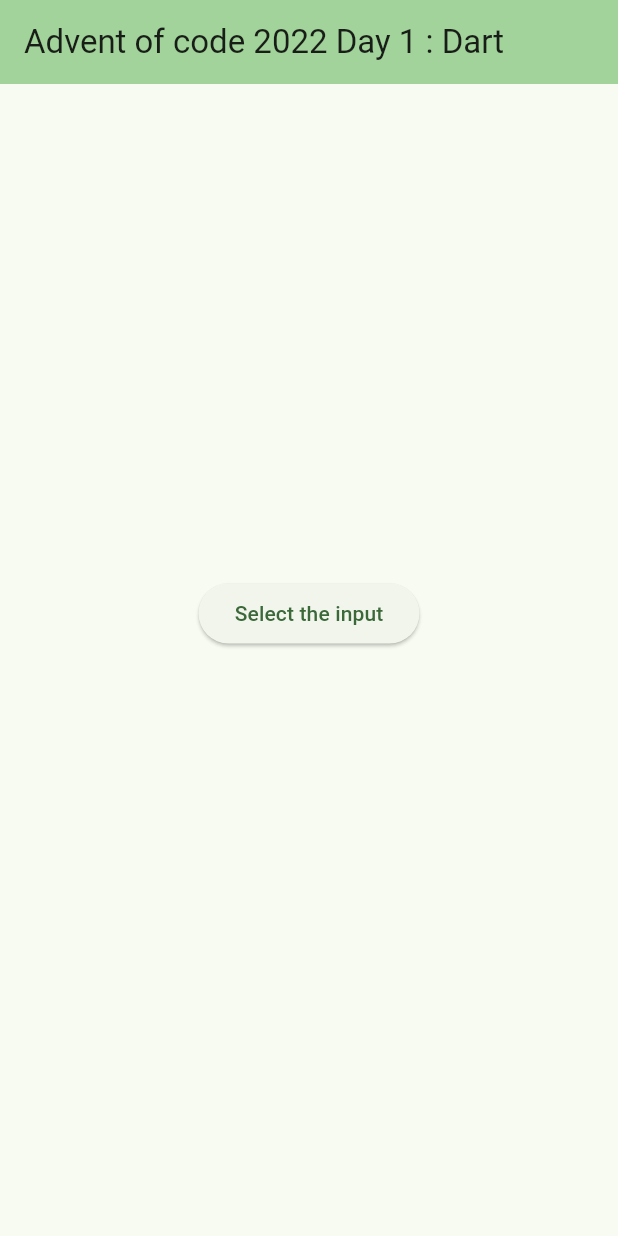
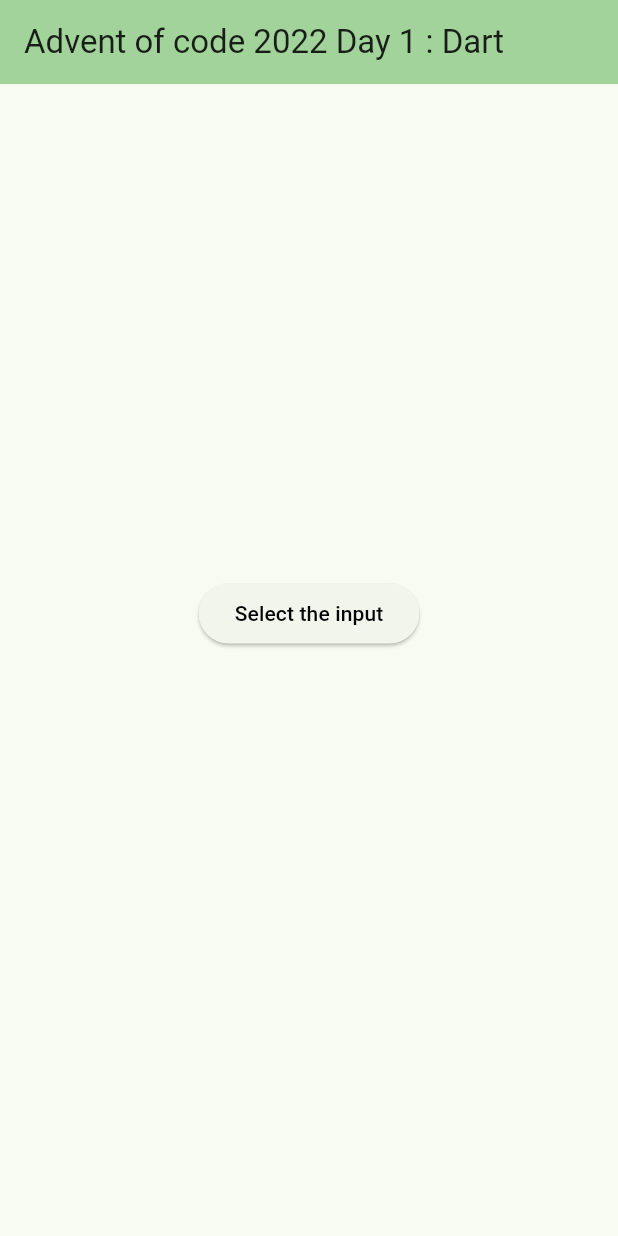
Before and after one commit to theoFromArdeche/adventofcode, a Flutter app: the screen it shows after launch, after a tap on "Select the input", on a phone screen of 412 x 824 dp. Run offline on Flutter 3.47's test engine with Material 3 defaults, Android fonts, the phone set to English and light mode, and no system bars; our stand-ins replace file_picker; project files that could hold a hidden picture were left out.

Commit message:
fixed a bug with the web version of the app

```diff
--- a/2022/day1/flutter_app/lib/main.dart
+++ b/2022/day1/flutter_app/lib/main.dart
@@ -66,13 +66,26 @@ class _MyHomePageState extends State<MyHomePage> {
     FilePickerResult? result = await FilePicker.platform.pickFiles(
       type: FileType.custom,
       allowedExtensions: ['txt'],
+      allowMultiple: false,
     );
 
+
     if (result != null) {
-      // Get the selected file
-      File file = File(result.files.single.path!);
 
-      String fileContent = (await file.readAsString());
+      var fileBytes = result.files.single.bytes;
+      String? fileContent;
+
+      if (fileBytes != null) {
+        fileContent = String.fromCharCodes(fileBytes);
+      } else {
+        String? filePath = result.files.single.path;
+        if (filePath != null) {
+          File file = File(filePath);
+          fileContent = (await file.readAsString());
+        }
+      }
+
+      if (fileContent != null) {
 
         int max=0, secondMax=0, thirdMax=0, sum=0;
 
@@ -87,13 +100,11 @@ class _MyHomePageState extends State<MyHomePage> {
           else if (sum>=secondMax) {thirdMax=secondMax; secondMax=sum;}
           else if (sum>thirdMax) {thirdMax=sum;}
         }
-
-
-      // Store the file path or perform any other operation on the file
         setState(() {
           _answer1 = max;
           _answer2 = max + secondMax + thirdMax;
         });
+      }
     }
   }
 
@@ -136,6 +147,9 @@ class _MyHomePageState extends State<MyHomePage> {
           children: <Widget>[
             ElevatedButton(
               onPressed: _pickFile,
+              style: ElevatedButton.styleFrom(
+                foregroundColor: Colors.black
+              ),
               child: const Text('Select the input'),
             ),
             const SizedBox(height: 20),
```
Lines whose indentation alone changed are shown as unchanged.
